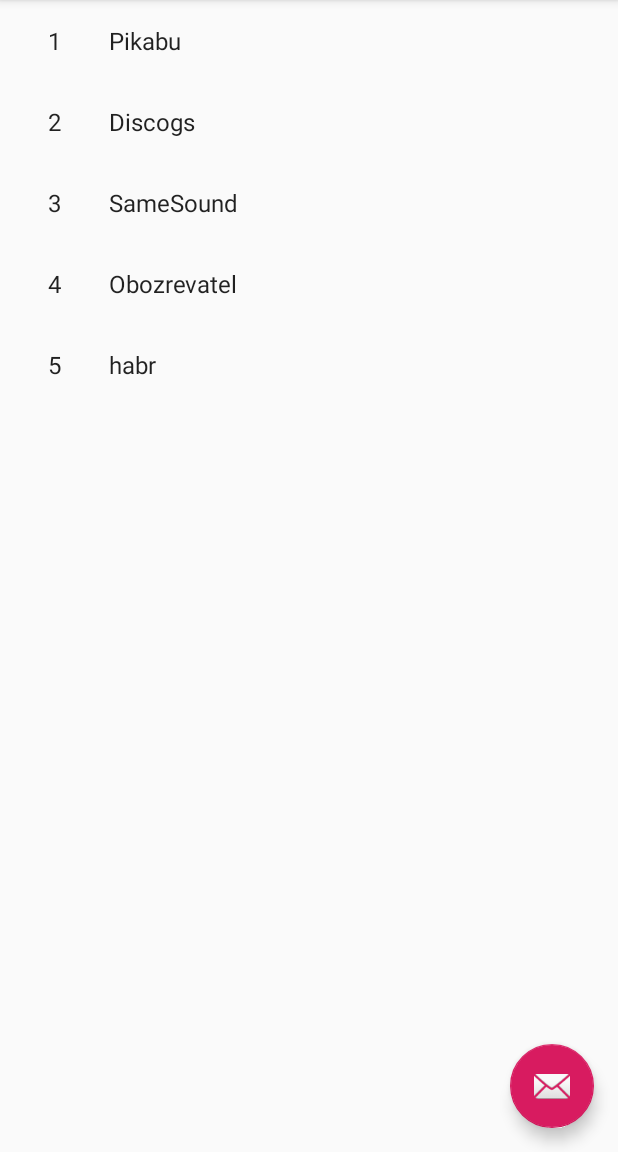
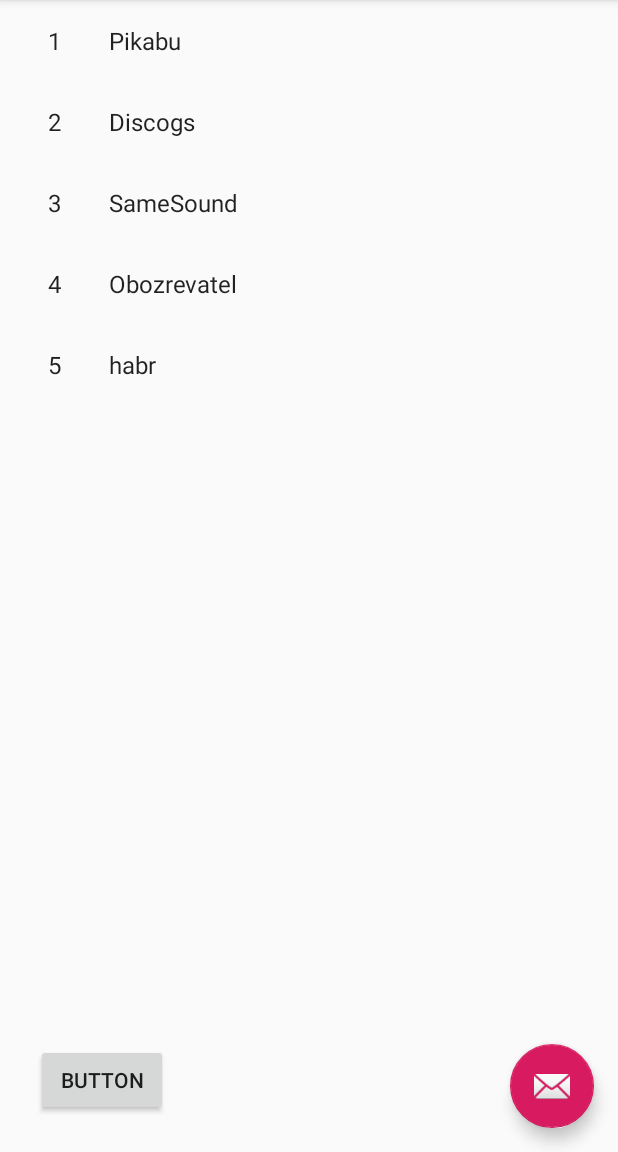
Before and after one commit to KohutYan/GH_Homework_2_2, an Android app: the screen it shows after launch (WebsiteListActivity), on a phone screen of 412 x 824 dp, the part 84-1236 px from its top. Run offline under Robolectric (Android 15) with nearby library versions, the phone set to English and light mode, and no system bars; 1 statement that could not run was skipped.

```diff
--- a/app/src/main/java/com/kohutyan/gh_homework/WebsiteListActivity.kt
+++ b/app/src/main/java/com/kohutyan/gh_homework/WebsiteListActivity.kt
@@ -1,6 +1,11 @@
 package com.kohutyan.gh_homework
 
+import android.app.Notification
+import android.app.NotificationChannel
+import android.app.NotificationManager
+import android.app.PendingIntent
 import android.content.Intent
+import android.os.Build
 import android.os.Bundle
 import androidx.appcompat.app.AppCompatActivity
 import androidx.recyclerview.widget.RecyclerView
@@ -9,7 +14,8 @@ import android.view.LayoutInflater
 import android.view.View
 import android.view.ViewGroup
 import android.widget.TextView
-
+import android.content.Context
+import android.graphics.BitmapFactory
 import com.kohutyan.gh_homework.dummy.DummyContent
 import kotlinx.android.synthetic.main.activity_website_list.*
 import kotlinx.android.synthetic.main.website_list_content.view.*
@@ -23,6 +29,38 @@ class WebsiteListActivity : AppCompatActivity() {
     override fun onCreate(savedInstanceState: Bundle?) {
         super.onCreate(savedInstanceState)
         setContentView(R.layout.activity_website_list)
+        lateinit var notificationManager : NotificationManager
+        lateinit var notificationChannel : NotificationChannel
+        lateinit var builder : Notification.Builder
+        val channelId = "com.kohutyan.gh_homework"
+        val description =  "Notification"
+
+        notBut.setOnClickListener{
+
+            val intent = Intent(this,WebsiteListActivity::class.java)
+            val pendingIntent = PendingIntent.getActivity(this,0,intent,PendingIntent.FLAG_UPDATE_CURRENT)
+
+            notificationManager = getSystemService(Context.NOTIFICATION_SERVICE) as NotificationManager
+
+            if (Build.VERSION.SDK_INT >= Build.VERSION_CODES.O) {
+                notificationChannel = NotificationChannel(channelId,description,NotificationManager.IMPORTANCE_HIGH)
+                notificationChannel.enableVibration(true)
+                notificationManager.createNotificationChannel(notificationChannel)
+
+                builder = Notification.Builder(this,channelId)
+                    .setSmallIcon(R.drawable.ic_launcher_foreground)
+                    .setLargeIcon(BitmapFactory.decodeResource(this.resources,R.mipmap.ic_launcher_round))
+                    .setContentIntent(pendingIntent)
+            }else{
+
+                builder = Notification.Builder(this)
+                    .setSmallIcon(R.drawable.ic_launcher_foreground)
+                    .setLargeIcon(BitmapFactory.decodeResource(this.resources,R.mipmap.ic_launcher_round))
+                    .setContentIntent(pendingIntent)
+            }
+            notificationManager.notify(1234,builder.build())
+        }
+
 
         setSupportActionBar(toolbar)
         toolbar.title = title
--- a/app/src/main/res/layout/activity_website_list.xml
+++ b/app/src/main/res/layout/activity_website_list.xml
@@ -21,6 +21,8 @@
 
     </com.google.android.material.appbar.AppBarLayout>
 
+
+
     <FrameLayout
         android:id="@+id/frameLayout"
         android:layout_width="match_parent"
@@ -28,6 +30,14 @@
         app:layout_behavior="@string/appbar_scrolling_view_behavior">
 
         <include layout="@layout/website_list" />
+
+        <Button
+            android:id="@+id/notBut"
+            android:layout_width="wrap_content"
+            android:layout_height="wrap_content"
+            android:layout_gravity="bottom"
+            android:layout_margin="24dp"
+            android:text="@string/button" />
     </FrameLayout>
 
     <com.google.android.material.floatingactionbutton.FloatingActionButton
--- a/app/src/main/res/values/strings.xml
+++ b/app/src/main/res/values/strings.xml
@@ -1,4 +1,5 @@
 <resources>
     <string name="app_name">GH_Homework</string>
     <string name="title_item_detail">Item Detail</string>
+    <string name="button">Button</string>
 </resources>
--- a/build.gradle
+++ b/build.gradle
@@ -8,7 +8,7 @@ buildscript {
 
     }
     dependencies {
-        classpath 'com.android.tools.build:gradle:3.5.1'
+        classpath 'com.android.tools.build:gradle:3.5.2'
         classpath "org.jetbrains.kotlin:kotlin-gradle-plugin:$kotlin_version"
         // NOTE: Do not place your application dependencies here; they belong
         // in the individual module build.gradle files
```
